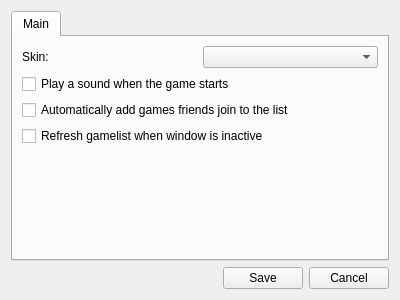
Before: the Qt Designer form xdcc_options.ui in geneccx/dcclient, drawn with Qt 5.
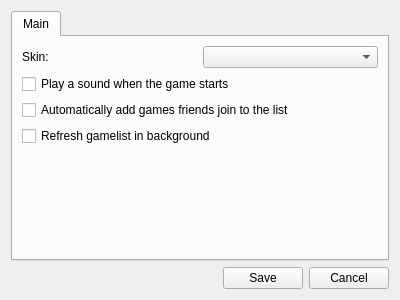
After: the same form once the commit is applied.

Commit message: Fixed compile issue Changed option name Added icon to resources

```diff
--- a/xdcc_options.ui
+++ b/xdcc_options.ui
@@ -92,7 +92,7 @@
        <item row="4" column="0">
         <widget class="QCheckBox" name="optionRefresh">
          <property name="text">
-          <string>Refresh gamelist when window is inactive</string>
+          <string>Refresh gamelist in background</string>
          </property>
         </widget>
        </item>
```
The commit also changes 2 other files.
